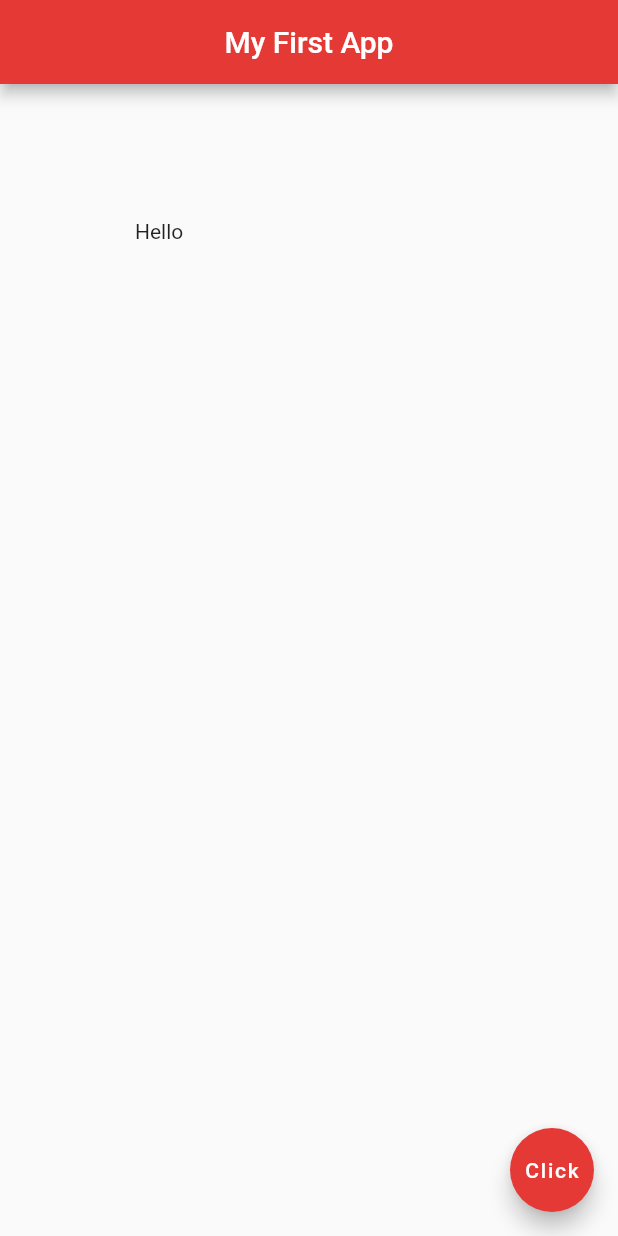
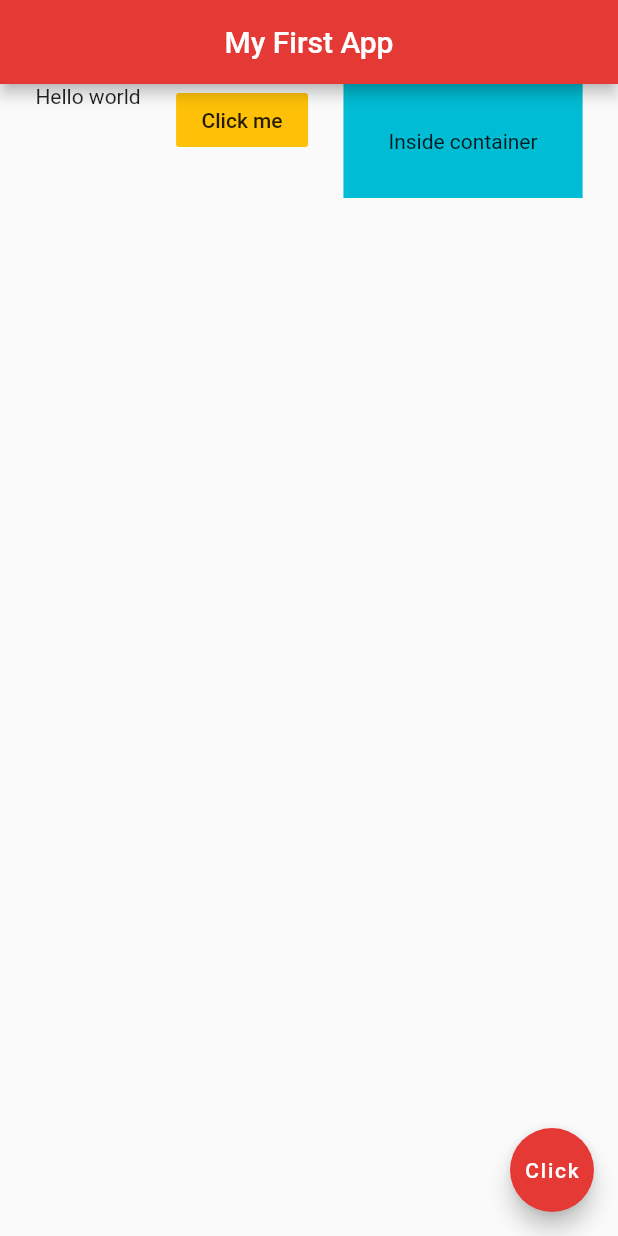
Before and after one commit to theagoliveira/flutter-tutorial-for-beginners, a Flutter app: the screen it shows after launch, on a phone screen of 412 x 824 dp. Run offline on Flutter 3.47's test engine with Material 2 defaults, Android fonts, the light colour scheme and no system bars.

Commit message:
Video #11

```diff
--- a/myapp/lib/main.dart
+++ b/myapp/lib/main.dart
@@ -15,9 +15,21 @@ class Home extends StatelessWidget {
         centerTitle: true,
         backgroundColor: Colors.red[600],
       ),
-      body: Padding(
-        padding: EdgeInsets.all(90.0),
-        child: Text('Hello'),
+      body: Row(
+        mainAxisAlignment: MainAxisAlignment.spaceEvenly,
+        crossAxisAlignment: CrossAxisAlignment.start,
+        children: <Widget>[
+          Text('Hello world'),
+          FlatButton(
+            onPressed: () {},
+            child: Text('Click me'),
+            color: Colors.amber,
+          ),
+          Container(
+              color: Colors.cyan,
+              padding: EdgeInsets.all(30.0),
+              child: Text('Inside container')),
+        ],
       ),
       floatingActionButton: FloatingActionButton(
         child: Text('Click'),
```
